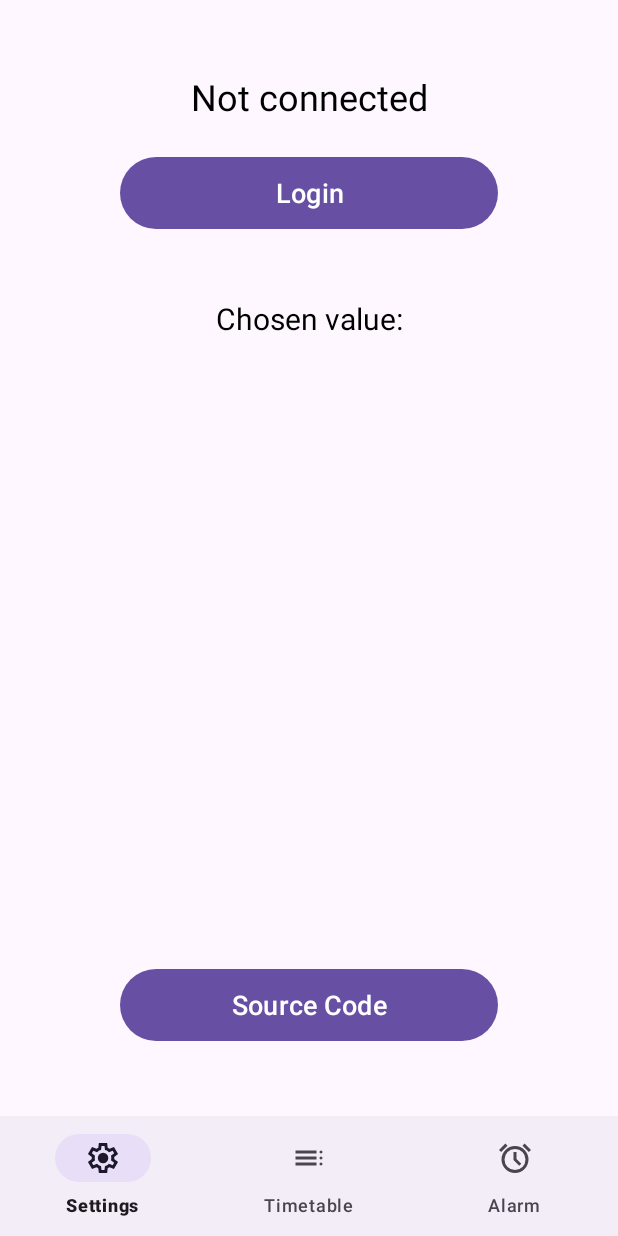
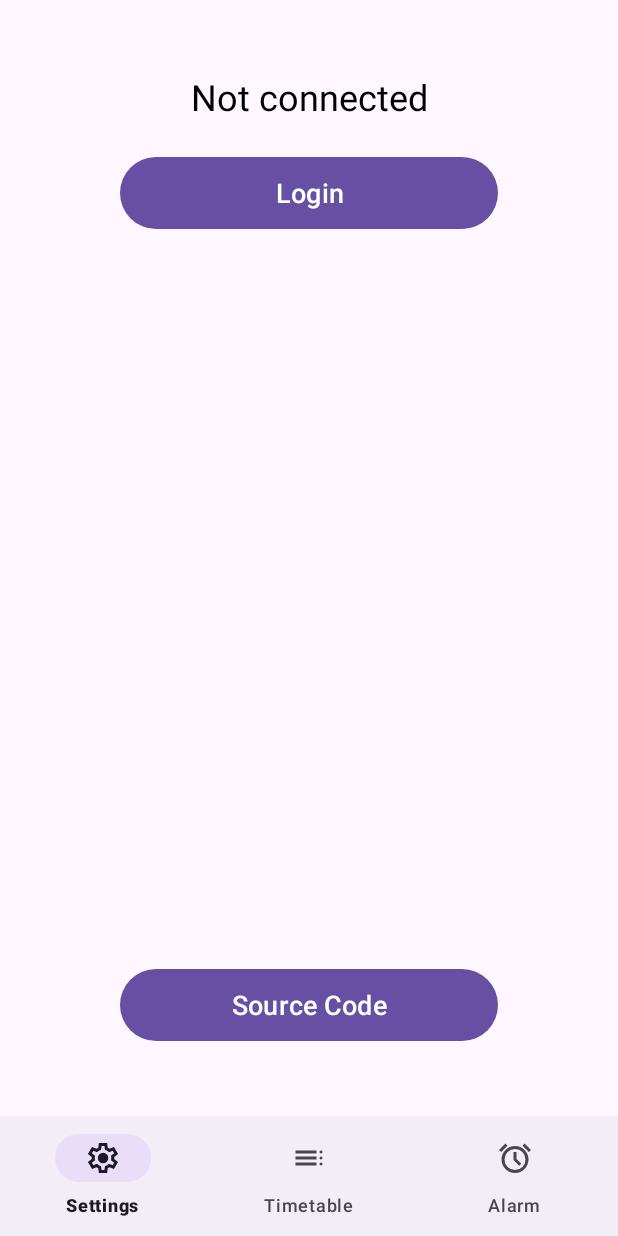
Before and after one commit to Anchovy-team/EPIAlarm, an Android app: the screen it shows after launch (MainActivity), on a phone screen of 412 x 824 dp. Run offline under Robolectric (Android 15) with nearby library versions, the phone set to English and light mode, and no system bars; libraries missing offline, so code that uses them is left out: com.microsoft.identity; 2 statements that could not run were skipped.

Commit message:
added Chosen Teacher/Group

```diff
--- a/app/src/main/java/anchovy/team/epialarm/SettingsFragment.java
+++ b/app/src/main/java/anchovy/team/epialarm/SettingsFragment.java
@@ -100,20 +100,20 @@ public class SettingsFragment extends Fragment implements AuthResultHandler {
 
     private void updateUi() {
         boolean isLoggedIn = authService.getmAccount() != null;
-        searchGroupButton.setVisibility(isLoggedIn ? View.VISIBLE : View.GONE);
-        searchTeacherButton.setVisibility(isLoggedIn ? View.VISIBLE : View.GONE);
+        int visibility = (isLoggedIn ? View.VISIBLE : View.GONE);
+        searchGroupButton.setVisibility(visibility);
+        searchTeacherButton.setVisibility(visibility);
+        currentGroup.setVisibility(visibility);
 
         loginButton.setText(isLoggedIn ? "Logout" : "Login");
         connectionStatus.setText(isLoggedIn ? "Connected" : "Not connected");
 
         if (isLoggedIn) {
             if ("group".equals(session.getChosenType())) {
-                currentGroup.setText("Chosen value: " + session.getGroupName());
+                currentGroup.setText("Chosen Group: " + session.getGroupName());
             } else if ("teacher".equals(session.getChosenType())) {
-                currentGroup.setText("Chosen value: " + session.getTeacherName());
+                currentGroup.setText("Chosen Teacher: " + session.getTeacherName());
             }
-        } else {
-            currentGroup.setText("Chosen value:");
         }
     }
 
--- a/app/src/main/res/layout/fragment_settings.xml
+++ b/app/src/main/res/layout/fragment_settings.xml
@@ -70,7 +70,6 @@
         app:layout_constraintStart_toStartOf="parent"
         app:layout_constraintEnd_toEndOf="parent"
         android:layout_marginTop="46dp"
-        android:text="Chosen value: "
         android:textColor="@color/black"
         android:textSize="20sp" />
 
```
